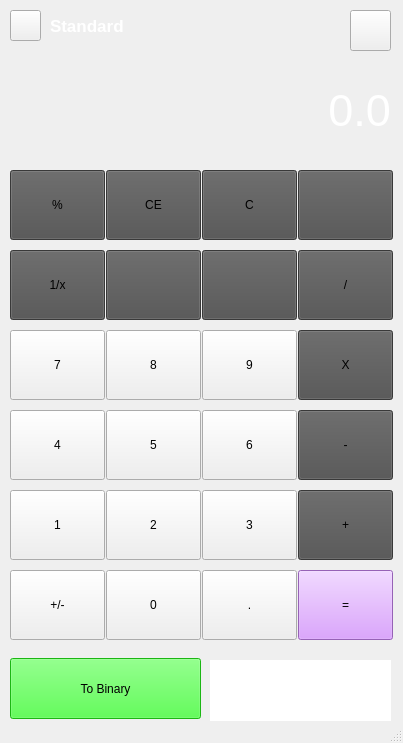
Qt form mainwindow.ui (RubaIrshaid2/simple-Calculator-using-QT5) before a commit.
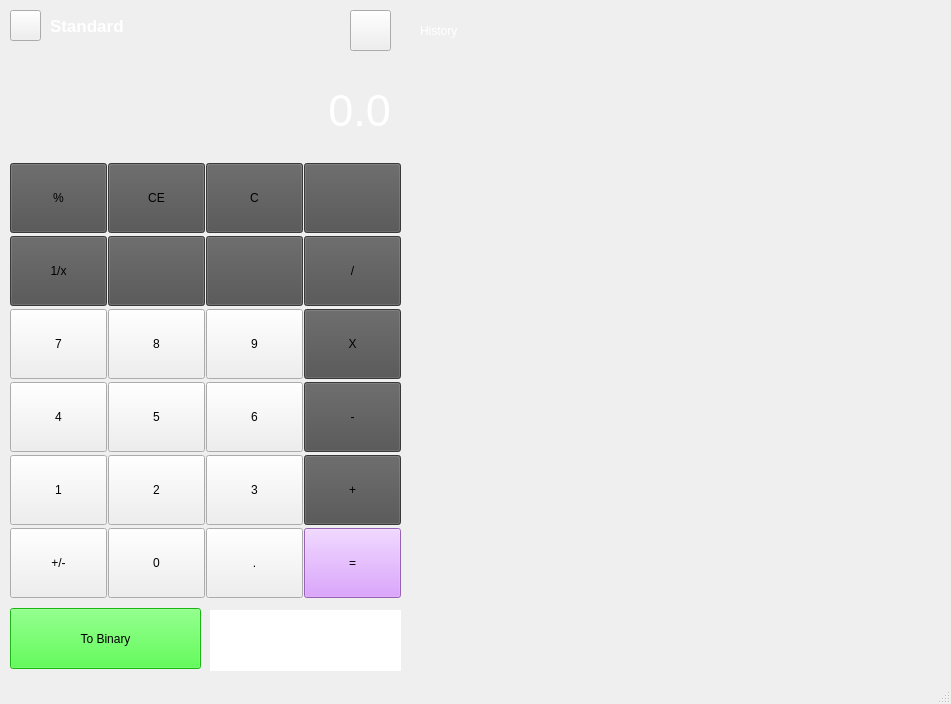
The same form after that commit. Icons and pictures are not drawn.

Commit message: limit the entered number

What changed in the file:
```diff
--- a/mainwindow.ui
+++ b/mainwindow.ui
@@ -6,8 +6,8 @@
    <rect>
     <x>0</x>
     <y>0</y>
-    <width>403</width>
-    <height>743</height>
+    <width>951</width>
+    <height>704</height>
    </rect>
   </property>
   <property name="sizePolicy">
@@ -91,8 +91,8 @@
      <rect>
       <x>10</x>
       <y>160</y>
-      <width>383</width>
-      <height>492</height>
+      <width>391</width>
+      <height>441</height>
      </rect>
     </property>
     <layout class="QGridLayout" name="gridLayout">
@@ -559,7 +559,7 @@
     <property name="geometry">
      <rect>
       <x>10</x>
-      <y>658</y>
+      <y>608</y>
       <width>191</width>
       <height>61</height>
      </rect>
@@ -576,8 +576,8 @@
     <property name="geometry">
      <rect>
       <x>210</x>
-      <y>660</y>
-      <width>181</width>
+      <y>610</y>
+      <width>191</width>
       <height>61</height>
      </rect>
     </property>
```
The commit also changes 1 other file.
